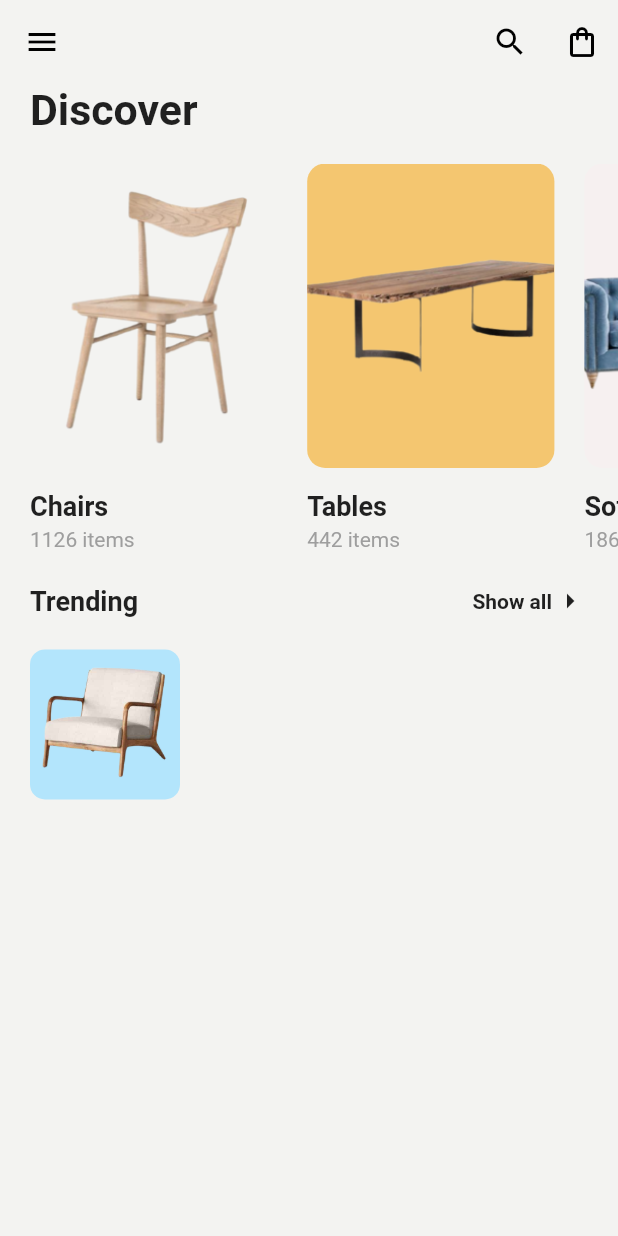
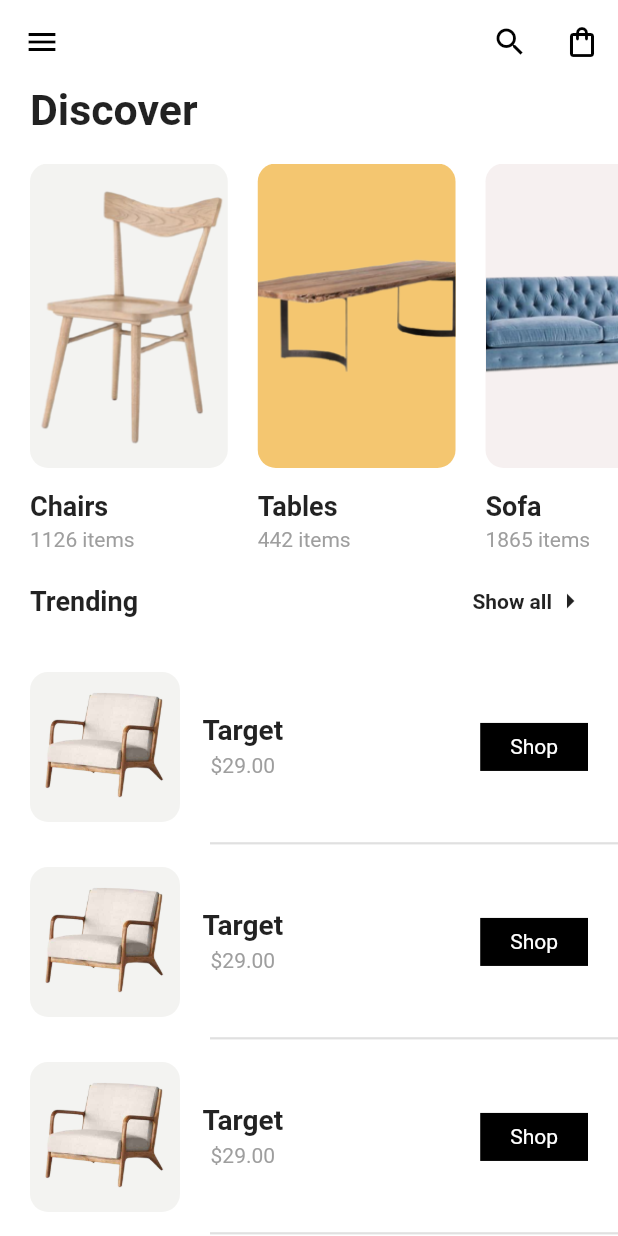
Before and after one commit to jason2071/home_craft_app, a Flutter app: the screen it shows after launch, on a phone screen of 412 x 824 dp. Run offline on Flutter 3.47's test engine with Material 2 defaults, Android fonts, the phone set to English and light mode, and no system bars.

Commit message:
add trend item

```diff
--- /dev/null
+++ b/lib/components/default_button.dart
@@ -0,0 +1,27 @@
+import 'package:flutter/material.dart';
+
+class DefaultButton extends StatelessWidget {
+  const DefaultButton({
+    Key key,
+    @required this.title,
+    @required this.onPressed,
+  }) : super(key: key);
+
+  final Function onPressed;
+  final String title;
+
+  @override
+  Widget build(BuildContext context) {
+    return GestureDetector(
+      onTap: onPressed,
+      child: Container(
+        color: Colors.black,
+        padding: EdgeInsets.symmetric(horizontal: 20, vertical: 8),
+        child: Text(
+          title,
+          style: TextStyle(color: Colors.white),
+        ),
+      ),
+    );
+  }
+}
--- a/lib/pages/home/components/category_item.dart
+++ b/lib/pages/home/components/category_item.dart
@@ -23,7 +23,7 @@ class CategoryItem extends StatelessWidget {
         crossAxisAlignment: CrossAxisAlignment.start,
         children: [
           Container(
-            width: getProportionateScreenWidth(150),
+            width: getProportionateScreenWidth(120),
             height: getProportionateScreenHeight(200),
             decoration: BoxDecoration(
               color: color,
--- /dev/null
+++ b/lib/pages/home/components/trend_item.dart
@@ -0,0 +1,97 @@
+import 'package:flutter/material.dart';
+import 'package:home_craft_app/components/default_button.dart';
+
+import '../../../constants.dart';
+import '../../../size_config.dart';
+
+class TrendItem extends StatelessWidget {
+  const TrendItem({
+    Key key,
+    this.imageSrc,
+    this.title,
+    this.prize,
+    this.onPressed,
+  }) : super(key: key);
+
+  final String imageSrc;
+  final String title;
+  final String prize;
+  final Function onPressed;
+
+  @override
+  Widget build(BuildContext context) {
+    return Container(
+      width: SizeConfig.screenWidth,
+      height: 130,
+      child: Row(
+        children: [
+          SizedBox(width: 20),
+          Container(
+            width: 100,
+            height: 100,
+            decoration: BoxDecoration(
+              color: kBackgroundColor,
+              borderRadius: BorderRadius.circular(12),
+            ),
+            padding: EdgeInsets.symmetric(horizontal: 8),
+            child: Image.asset("assets/images/target.png"),
+          ),
+          Expanded(
+            child: Column(
+              children: [
+                Expanded(
+                  child: Container(
+                    child: Row(
+                      children: [
+                        SizedBox(width: 15),
+                        Column(
+                          mainAxisAlignment: MainAxisAlignment.center,
+                          children: [
+                            Container(
+                              constraints: BoxConstraints(
+                                maxWidth: getProportionateScreenWidth(160),
+                              ),
+                              child: Text(
+                                title,
+                                overflow: TextOverflow.clip,
+                                maxLines: 1,
+                                style: TextStyle(
+                                  fontWeight: FontWeight.w600,
+                                  fontSize: getProportionateScreenWidth(17),
+                                ),
+                              ),
+                            ),
+                            Text(
+                              "\$$prize",
+                              style: TextStyle(
+                                color: Colors.grey,
+                                height: 1.5,
+                              ),
+                            ),
+                          ],
+                        ),
+                        Spacer(),
+                        DefaultButton(
+                          title: "Shop",
+                          onPressed: onPressed,
+                        ),
+                        SizedBox(width: 20),
+                      ],
+                    ),
+                  ),
+                ),
+                Padding(
+                  padding: EdgeInsets.only(left: 20),
+                  child: Divider(
+                    height: 0,
+                    thickness: 1.5,
+                  ),
+                ),
+              ],
+            ),
+          ),
+        ],
+      ),
+    );
+  }
+}
--- a/lib/pages/home/home_screen.dart
+++ b/lib/pages/home/home_screen.dart
@@ -1,8 +1,10 @@
 import 'package:flutter/material.dart';
+import 'package:home_craft_app/components/default_button.dart';
 import 'package:home_craft_app/constants.dart';
 import 'package:home_craft_app/models/category_model.dart';
 import 'package:home_craft_app/size_config.dart';
 import 'components/category_item.dart';
+import 'components/trend_item.dart';
 
 class HomeScreen extends StatelessWidget {
   static const routeName = '/home';
@@ -12,6 +14,7 @@ class HomeScreen extends StatelessWidget {
     SizeConfig().init(context);
 
     return Scaffold(
+      // backgroundColor: Colors.white,
       appBar: AppBar(
         leading: IconButton(
           icon: Icon(Icons.menu),
@@ -30,6 +33,7 @@ class HomeScreen extends StatelessWidget {
         backgroundColor: Colors.transparent,
       ),
       body: Container(
+        child: SingleChildScrollView(
           child: Column(
             crossAxisAlignment: CrossAxisAlignment.start,
             children: [
@@ -89,28 +93,26 @@ class HomeScreen extends StatelessWidget {
                 ),
               ),
               SizedBox(height: 20),
-            Padding(
-              padding: EdgeInsets.symmetric(horizontal: 20),
-              child: Row(
-                children: [
-                  Container(
-                    width: 100,
-                    height: 100,
-                    padding: EdgeInsets.symmetric(horizontal: 6),
-                    alignment: Alignment.center,
-                    decoration: BoxDecoration(
-                        color: Colors.lightBlue.shade100,
-                        borderRadius: BorderRadius.circular(10)),
-                    child: Image.asset("assets/images/target.png"),
-                  ),
-                  Column(),
-                  Container(),
-                ],
+              // TrendItem(
+              //   imageSrc: "assets/images/target.png",
+              //   title: "Target",
+              //   prize: "29.00",
+              //   onPressed: () {},
+              // )
+
+              ...List.generate(
+                3,
+                (index) => TrendItem(
+                  imageSrc: "assets/images/target.png",
+                  title: "Target",
+                  prize: "29.00",
+                  onPressed: () {},
                 ),
               ),
             ],
           ),
         ),
+      ),
     );
   }
 }
--- a/lib/theme.dart
+++ b/lib/theme.dart
@@ -5,7 +5,7 @@ ThemeData themData() {
   return ThemeData(
     primaryColor: kPrimaryColor,
     accentColor: kPrimaryColor,
-    scaffoldBackgroundColor: kBackgroundColor,
+    scaffoldBackgroundColor: Colors.white,
     appBarTheme: appBarTheme(),
   );
 }
```
Lines whose indentation alone changed are shown as unchanged.
